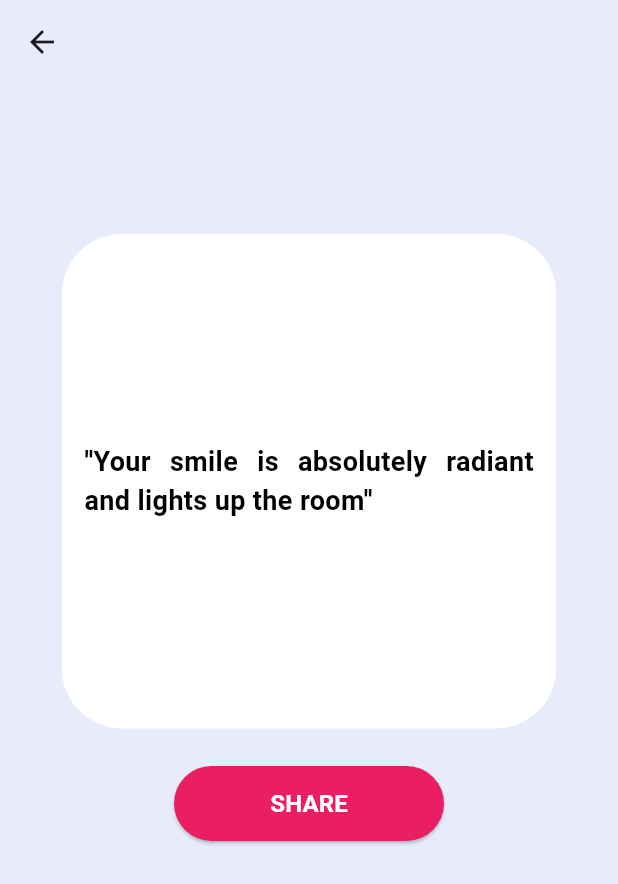
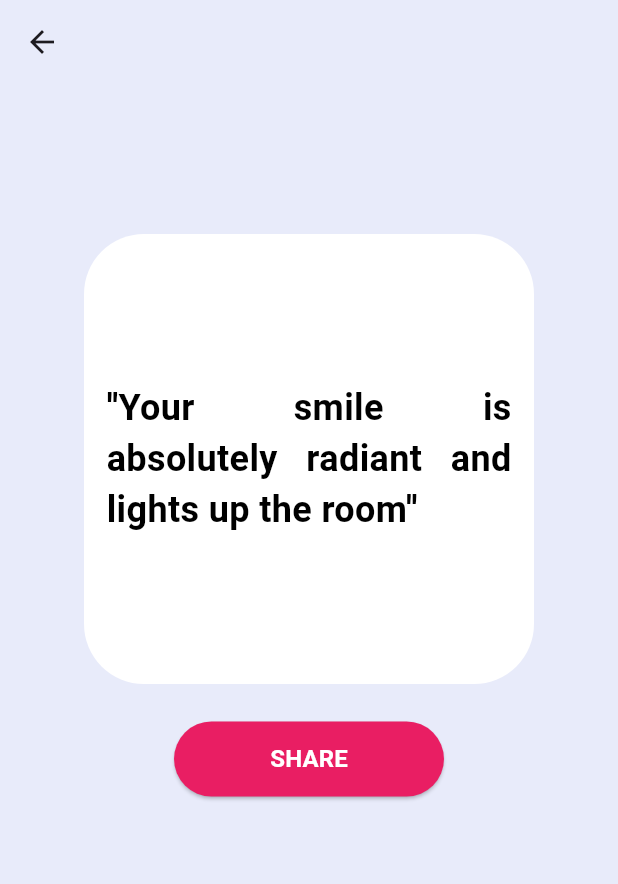
Before and after one commit to dobrunov/compliment_app, a Flutter app: the screen it shows after launch, after a tap on an icon or button, on a phone screen of 412 x 824 dp. Shown: the top 884 px of the screen. Run offline on Flutter 3.47's test engine with Material 3 defaults, Android fonts, the phone set to English and light mode, and no system bars; drawn by our look-alikes of screenshot; our stand-ins replace image_gallery_saver, permission_handler, share_plus.

Commit message:
return fixed size for card

```diff
--- a/lib/screens/new_compliment.dart
+++ b/lib/screens/new_compliment.dart
@@ -38,8 +38,8 @@ class _NewComplimentState extends State<NewCompliment> {
               child: Container(
                 margin: EdgeInsets.all(20),
                 padding: EdgeInsets.all(10),
-                width: MediaQuery.of(context).size.width*0.8,
-      height: MediaQuery.of(context).size.width*0.8,
+                width: MediaQuery.of(context).size.width * 0.8,
+                height: MediaQuery.of(context).size.width * 0.8,
                 decoration: BoxDecoration(
                   color: AppColors.textFieldBackgroundColor,
                   border: Border.all(color: AppColors.textFieldBorderColor, width: 1.0),
--- a/lib/widgets/compliment_card.dart
+++ b/lib/widgets/compliment_card.dart
@@ -12,8 +12,8 @@ class ComplimentCard extends StatelessWidget {
   Widget build(BuildContext context) {
     return Container(
       padding: const EdgeInsets.all(5.0),
-      width: MediaQuery.of(context).size.width*0.8,
-      height: MediaQuery.of(context).size.width*0.8,
+      width: 300,
+      height: 300,
       decoration: BoxDecoration(
         borderRadius: BorderRadius.all(Radius.circular(40)),
         color: AppColors.cardColorBackground,
@@ -30,7 +30,7 @@ class ComplimentCard extends StatelessWidget {
                 style: TextStyle(
                   color: AppColors.cardColorText,
                   fontWeight: FontWeight.bold,
-                  fontSize: 18.0,
+                  fontSize: 24.0,
                 ),
               ),
             ),
```
